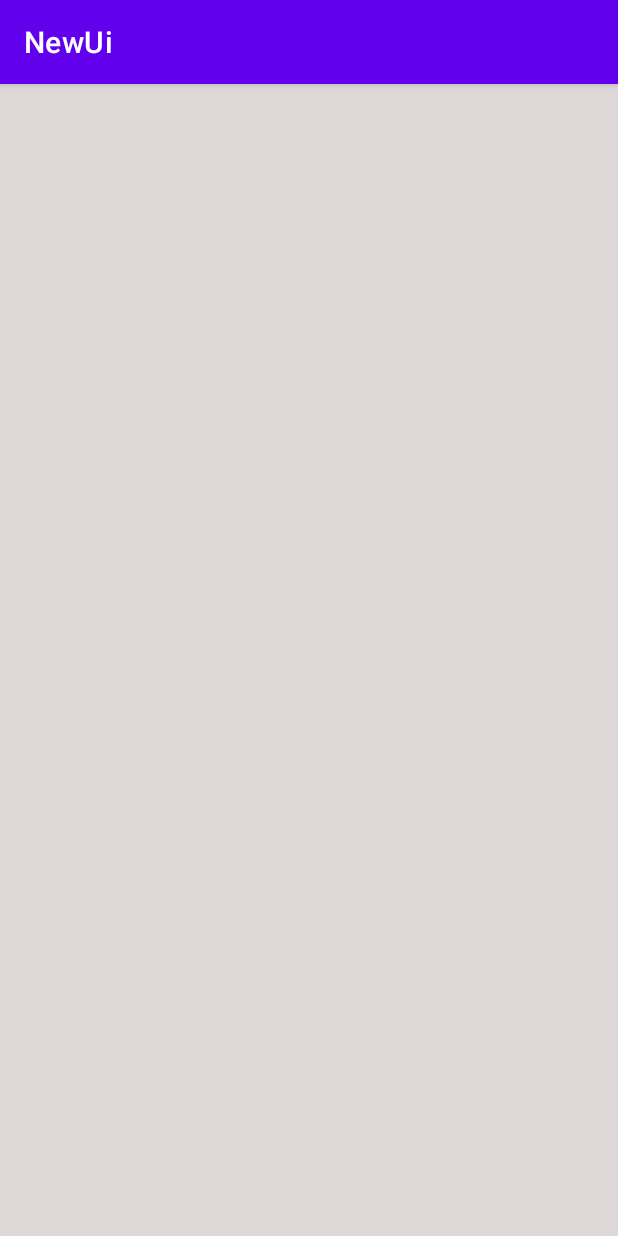
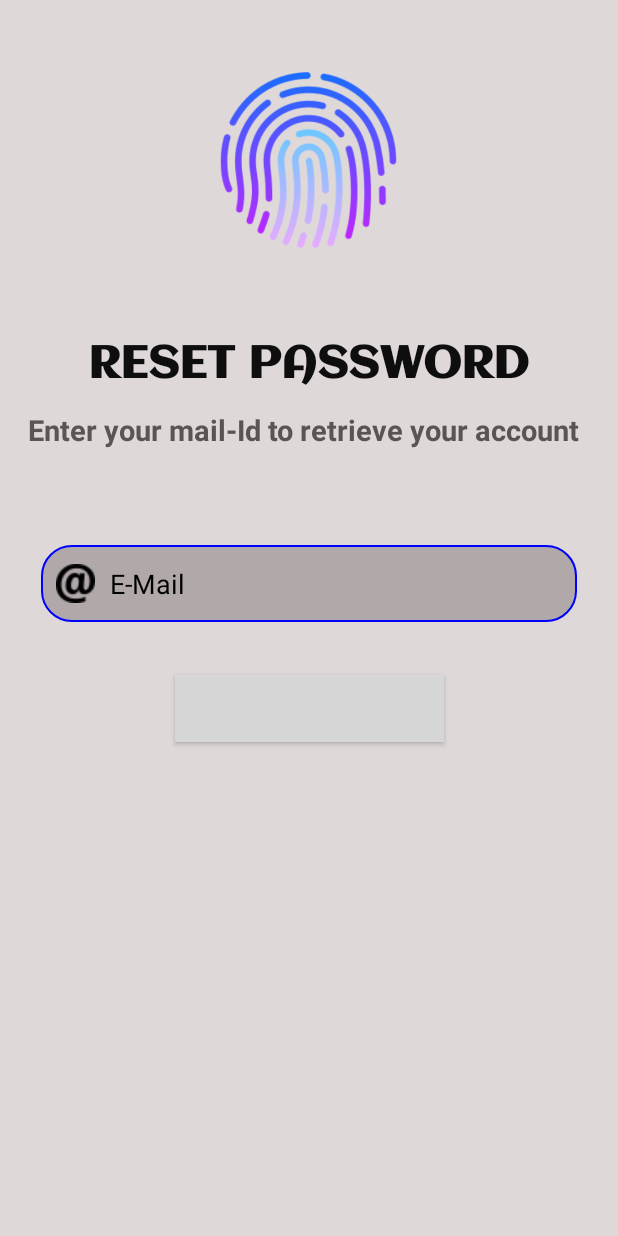
Before and after one commit to itssaiii/StudentVirtualAssistant, an Android app: the ForgotPass screen opened directly, with no data from a screen before it, on a phone screen of 412 x 824 dp. Run offline under Robolectric (Android 15) with nearby library versions, the phone set to English and light mode, and no system bars; grey boxes are pictures that could not be loaded.

Commit message:
Forgot Pass UI

```diff
--- a/app/src/main/java/com/mitadt/newui/ForgotPass.java
+++ b/app/src/main/java/com/mitadt/newui/ForgotPass.java
@@ -10,5 +10,6 @@ public class ForgotPass extends AppCompatActivity {
     protected void onCreate(Bundle savedInstanceState) {
         super.onCreate(savedInstanceState);
         setContentView(R.layout.activity_forgot_pass);
+        getSupportActionBar().hide();
     }
 }
--- a/app/src/main/java/com/mitadt/newui/MainPage.java
+++ b/app/src/main/java/com/mitadt/newui/MainPage.java
@@ -30,5 +30,10 @@ public class MainPage extends AppCompatActivity {
         finish();
     }
 
+    public void forgotPass(View view){
+        startActivity(new Intent(getApplicationContext(),ForgotPass.class));
+        finish();
+    }
+
 
 }
--- /dev/null
+++ b/app/src/main/res/drawable/border.xml
@@ -0,0 +1,7 @@
+<?xml version="1.0" encoding="utf-8"?>
+<shape xmlns:android="http://schemas.android.com/apk/res/android">
+    <solid android:color="#B1A9A9" />
+    <stroke android:width="1dp" android:color="#0000FF"/>
+    <corners android:radius="20dp"/>
+
+</shape>
--- a/app/src/main/res/layout/activity_forgot_pass.xml
+++ b/app/src/main/res/layout/activity_forgot_pass.xml
@@ -5,9 +5,87 @@
     android:layout_width="match_parent"
     android:layout_height="match_parent"
     tools:context=".ForgotPass"
-    android:background="#DFD8D8"
-    android:padding="30dp">
+    android:background="#DFD8D8">
 
 
+    <ImageView
+        android:id="@+id/imageView4"
+        android:layout_width="190dp"
+        android:layout_height="144dp"
+        android:foregroundGravity="center_vertical"
+        app:layout_constraintBottom_toBottomOf="parent"
+        app:layout_constraintEnd_toEndOf="parent"
+        app:layout_constraintHorizontal_bias="0.497"
+        app:layout_constraintStart_toStartOf="parent"
+        app:layout_constraintTop_toTopOf="parent"
+        app:layout_constraintVertical_bias="0.051"
+        app:srcCompat="@drawable/forgotpassicon" />
 
+    <TextView
+        android:id="@+id/textView4"
+        android:layout_width="wrap_content"
+        android:layout_height="wrap_content"
+        android:fontFamily="@font/aclonica"
+        android:text="RESET PASSWORD"
+        android:textAllCaps="true"
+        android:textColor="#0E0E0E"
+        android:textSize="30sp"
+        android:textStyle="bold"
+        app:layout_constraintBottom_toBottomOf="parent"
+        app:layout_constraintEnd_toEndOf="parent"
+        app:layout_constraintHorizontal_bias="0.495"
+        app:layout_constraintStart_toStartOf="parent"
+        app:layout_constraintTop_toBottomOf="@+id/imageView4"
+        app:layout_constraintVertical_bias="0.068" />
+
+    <TextView
+        android:id="@+id/textView6"
+        android:layout_width="387dp"
+        android:layout_height="50dp"
+        android:gravity="center"
+        android:text="Enter your mail-Id to retrieve your account"
+        android:textColor="#595555"
+        android:textSize="19sp"
+        android:textStyle="bold"
+        app:layout_constraintBottom_toBottomOf="parent"
+        app:layout_constraintEnd_toEndOf="parent"
+        app:layout_constraintHorizontal_bias="0.363"
+        app:layout_constraintStart_toStartOf="parent"
+        app:layout_constraintTop_toBottomOf="@+id/textView4"
+        app:layout_constraintVertical_bias="0.0" />
+
+    <EditText
+        android:id="@+id/editTextTextEmailAddress"
+        android:layout_width="357dp"
+        android:layout_height="51dp"
+        android:background="@drawable/border"
+        android:drawableLeft="@drawable/emailicon"
+        android:drawablePadding="10dp"
+        android:ems="10"
+        android:hint="E-Mail"
+        android:inputType="textEmailAddress"
+        android:paddingLeft="10dp"
+        android:textColorHint="@color/black"
+        app:layout_constraintBottom_toBottomOf="parent"
+        app:layout_constraintEnd_toEndOf="parent"
+        app:layout_constraintHorizontal_bias="0.497"
+        app:layout_constraintStart_toStartOf="parent"
+        app:layout_constraintTop_toBottomOf="@+id/textView6"
+        app:layout_constraintVertical_bias="0.113" />
+
+    <Button
+        android:id="@+id/button2"
+        android:layout_width="179dp"
+        android:layout_height="45dp"
+        android:background="@drawable/button_round"
+        android:text="next"
+        android:textAllCaps="true"
+        android:textColor="#0B0909"
+        android:textStyle="bold|italic"
+        app:backgroundTint="#F3DA06"
+        app:layout_constraintBottom_toBottomOf="parent"
+        app:layout_constraintEnd_toEndOf="parent"
+        app:layout_constraintStart_toStartOf="parent"
+        app:layout_constraintTop_toBottomOf="@+id/editTextTextEmailAddress"
+        app:layout_constraintVertical_bias="0.095" />
 </androidx.constraintlayout.widget.ConstraintLayout>
--- a/app/src/main/res/layout/activity_main_page.xml
+++ b/app/src/main/res/layout/activity_main_page.xml
@@ -47,8 +47,24 @@
         app:backgroundTint="#2A0965"
         app:layout_constraintBottom_toBottomOf="parent"
         app:layout_constraintEnd_toEndOf="parent"
-        app:layout_constraintHorizontal_bias="0.414"
+        app:layout_constraintHorizontal_bias="0.059"
         app:layout_constraintStart_toStartOf="parent"
         app:layout_constraintTop_toBottomOf="@+id/signout"
-        app:layout_constraintVertical_bias="0.132" />
+        app:layout_constraintVertical_bias="0.076" />
+
+    <Button
+        android:id="@+id/button3"
+        android:layout_width="141dp"
+        android:layout_height="76dp"
+        android:layout_marginTop="26dp"
+        android:onClick="forgotPass"
+        android:text="forgot pass"
+        android:textColor="#E6DEDE"
+        app:backgroundTint="#2A0965"
+        app:layout_constraintBottom_toBottomOf="parent"
+        app:layout_constraintEnd_toEndOf="parent"
+        app:layout_constraintHorizontal_bias="0.761"
+        app:layout_constraintStart_toEndOf="@+id/button"
+        app:layout_constraintTop_toBottomOf="@+id/signout"
+        app:layout_constraintVertical_bias="0.003" />
 </androidx.constraintlayout.widget.ConstraintLayout>
```
Also changed, not shown: app/src/main/res/drawable/forgotpassicon.png (added).
